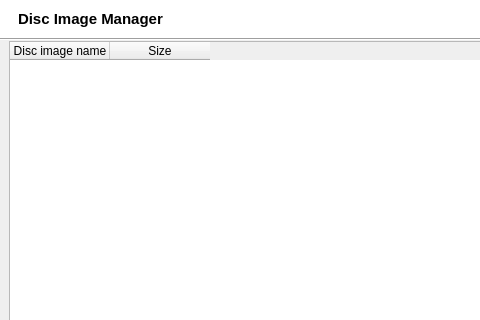
brezerk/q4wine, file src/q4wine-gui/uis/ImageManager.ui: the form before one commit; both pictures show x 0 to 480 and y 0 to 320 of the 700 by 440 pixel window.
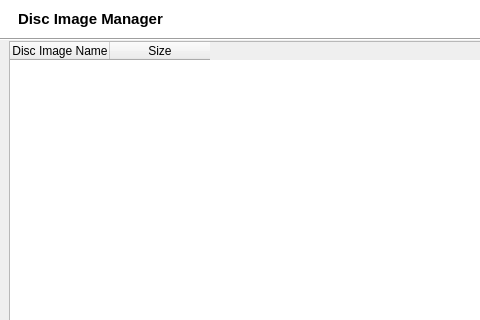
The form after the commit. Icons and pictures are not drawn.

```diff
--- a/src/q4wine-gui/uis/ImageManager.ui
+++ b/src/q4wine-gui/uis/ImageManager.ui
@@ -238,7 +238,7 @@
         </property>
         <column>
          <property name="text">
-          <string>Disc image name</string>
+          <string>Disc Image Name</string>
          </property>
         </column>
         <column>
```
